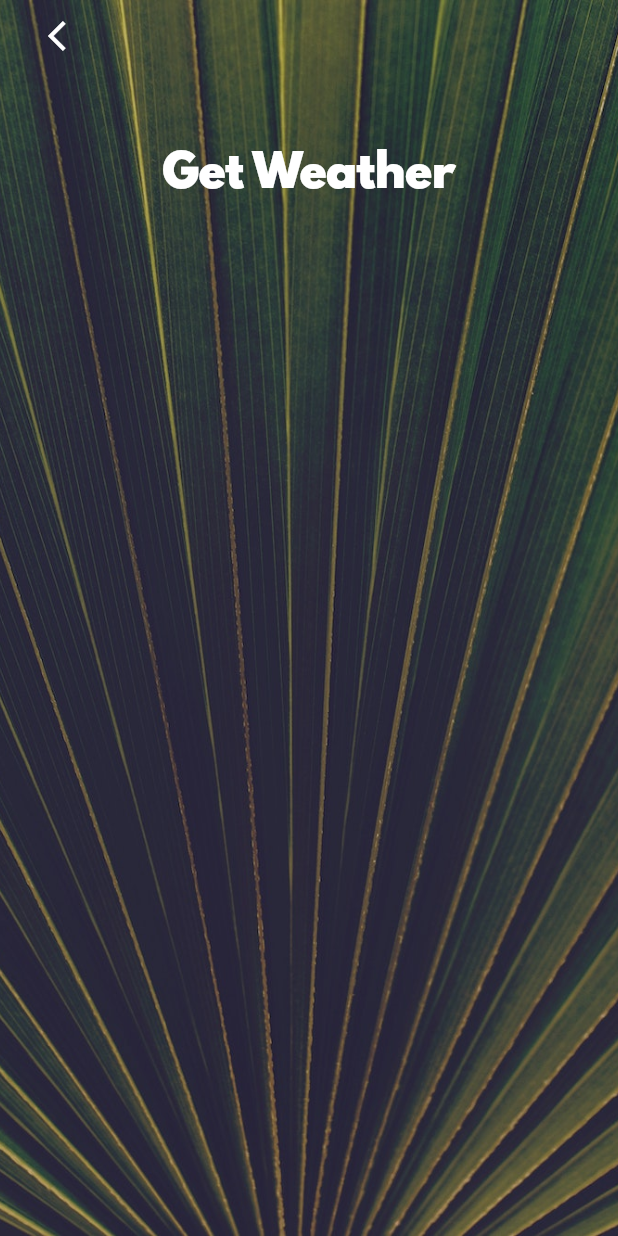
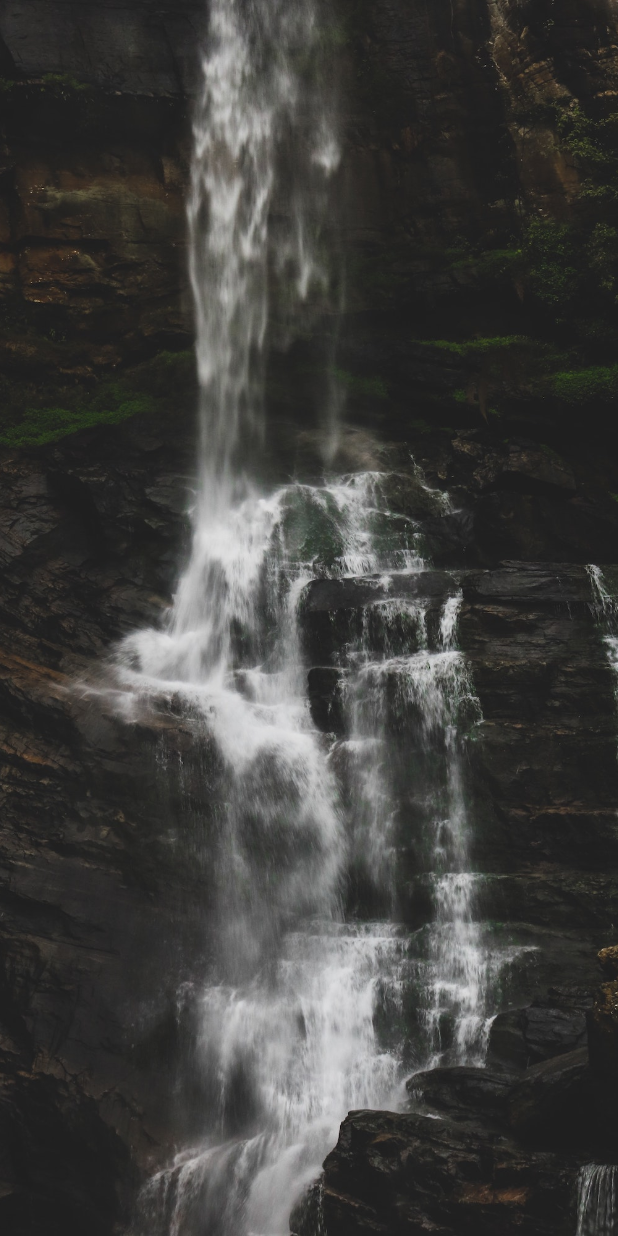
Before and after one commit to DevXanderCode/clima-flutter, a Flutter app: the screen it shows after launch, on a phone screen of 412 x 824 dp. Run offline on Flutter 3.47's test engine with Material 2 defaults, Android fonts, the phone set to English and light mode, and no system bars.

Commit message:
added the background image to the location screen

```diff
--- a/lib/main.dart
+++ b/lib/main.dart
@@ -1,16 +1,18 @@
 import 'package:flutter/material.dart';
-import 'package:clima/screens/city_screen.dart';
+import 'package:clima/screens/location_screen.dart';
 
 void main() {
   runApp(MyApp());
 }
 
 class MyApp extends StatelessWidget {
+  const MyApp({Key? key}) : super(key: key);
+
   @override
   Widget build(BuildContext context) {
     return MaterialApp(
       theme: ThemeData.dark(),
-      home: const CityScreen(),
+      home: const LocationScreen(),
     );
   }
 }
--- /dev/null
+++ b/lib/screens/location_screen.dart
@@ -0,0 +1,25 @@
+import 'package:flutter/material.dart';
+import 'package:clima/utilities/contants.dart';
+
+class LocationScreen extends StatefulWidget {
+  const LocationScreen({Key? key}) : super(key: key);
+
+  @override
+  _LocationScreenState createState() => _LocationScreenState();
+}
+
+class _LocationScreenState extends State<LocationScreen> {
+  @override
+  Widget build(BuildContext context) {
+    return Scaffold(
+      body: Container(
+        decoration: const BoxDecoration(
+          image: DecorationImage(
+            image: AssetImage('images/location_background.jpg'),
+            fit: BoxFit.cover,
+          ),
+        ),
+      ),
+    );
+  }
+}
```
